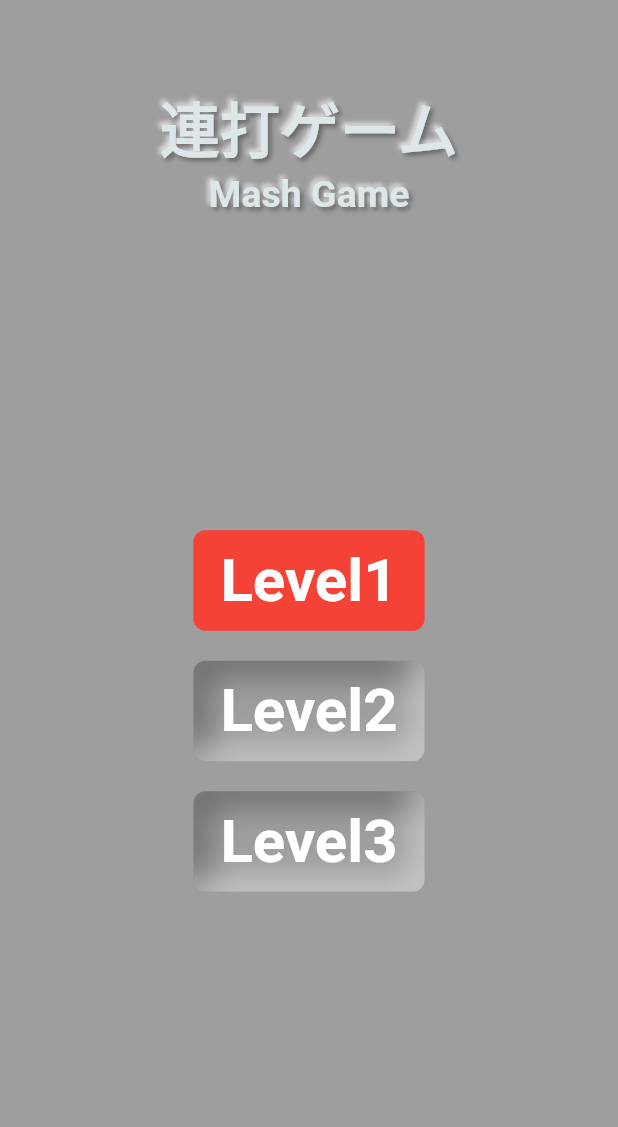
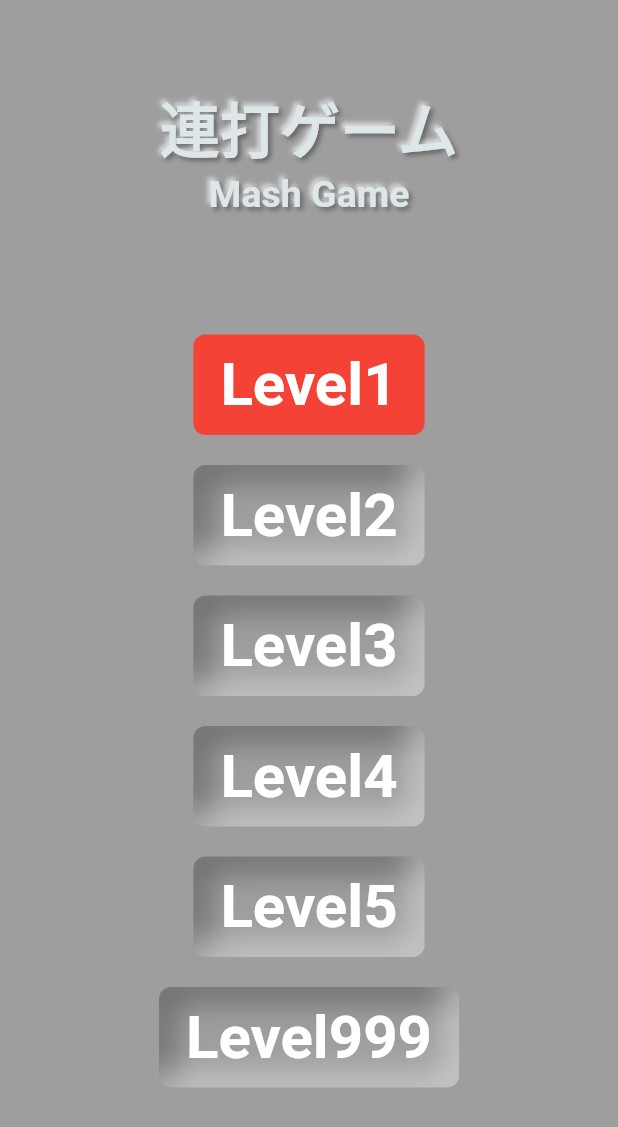
Before and after one commit to iseruuuuu/tap_game_app, a Flutter app: the screen it shows after launch, on a phone screen of 412 x 824 dp. Shown: the top 1127 px of the screen. Run offline on Flutter 3.47's test engine with Material 2 defaults, Android fonts, the phone set to English and light mode, and no system bars; drawn by our look-alikes of flutter_neumorphic; our stand-ins replace get, shared_preferences; missing offline and left inert: enum_to_string.

Commit message:
add: 難易度を6個にした

```diff
--- a/lib/screen/home/home_screen.dart
+++ b/lib/screen/home/home_screen.dart
@@ -55,6 +55,27 @@ class HomeScreen extends StatelessWidget {
               colors: controller.level3.value ? Colors.red : Colors.grey,
             ),
             const SizedBox(height: 20),
+            TitleButton(
+              depth: controller.level4.value ? 0 : -20,
+              title: 'Level4',
+              onTap: () => controller.level4.value ? controller.onTapGameStart() : null,
+              colors: controller.level4.value ? Colors.red : Colors.grey,
+            ),
+            const SizedBox(height: 20),
+            TitleButton(
+              depth: controller.level5.value ? 0 : -20,
+              title: 'Level5',
+              onTap: () => controller.level5.value ? controller.onTapGameStart() : null,
+              colors: controller.level5.value ? Colors.red : Colors.grey,
+            ),
+            const SizedBox(height: 20),
+            TitleButton(
+              depth: controller.level999.value ? 0 : -20,
+              title: 'Level999',
+              onTap: () => controller.level999.value ? controller.onTapGameStart() : null,
+              colors: controller.level999.value ? Colors.red : Colors.grey,
+            ),
+            const SizedBox(height: 20),
             const Spacer(),
           ],
         ),
--- a/lib/screen/home/home_screen_controller.dart
+++ b/lib/screen/home/home_screen_controller.dart
@@ -6,6 +6,9 @@ class HomeScreenController extends GetxController {
   var level1 = true.obs;
   var level2 = false.obs;
   var level3 = false.obs;
+  var level4 = false.obs;
+  var level5 = false.obs;
+  var level999 = false.obs;
 
   @override
   void onInit() {
@@ -14,11 +17,11 @@ class HomeScreenController extends GetxController {
   }
 
   void sharedPreference() async {
-    var stage2 = await Preference().getBool(PreferenceKey.level2);
-    level2.value = stage2;
-
+    level2.value = await Preference().getBool(PreferenceKey.level2);
     level3.value = await Preference().getBool(PreferenceKey.level3);
-
+    level4.value = await Preference().getBool(PreferenceKey.level4);
+    level5.value = await Preference().getBool(PreferenceKey.level5);
+    level999.value = await Preference().getBool(PreferenceKey.level999);
   }
 
   onTapGameStart() {
```
